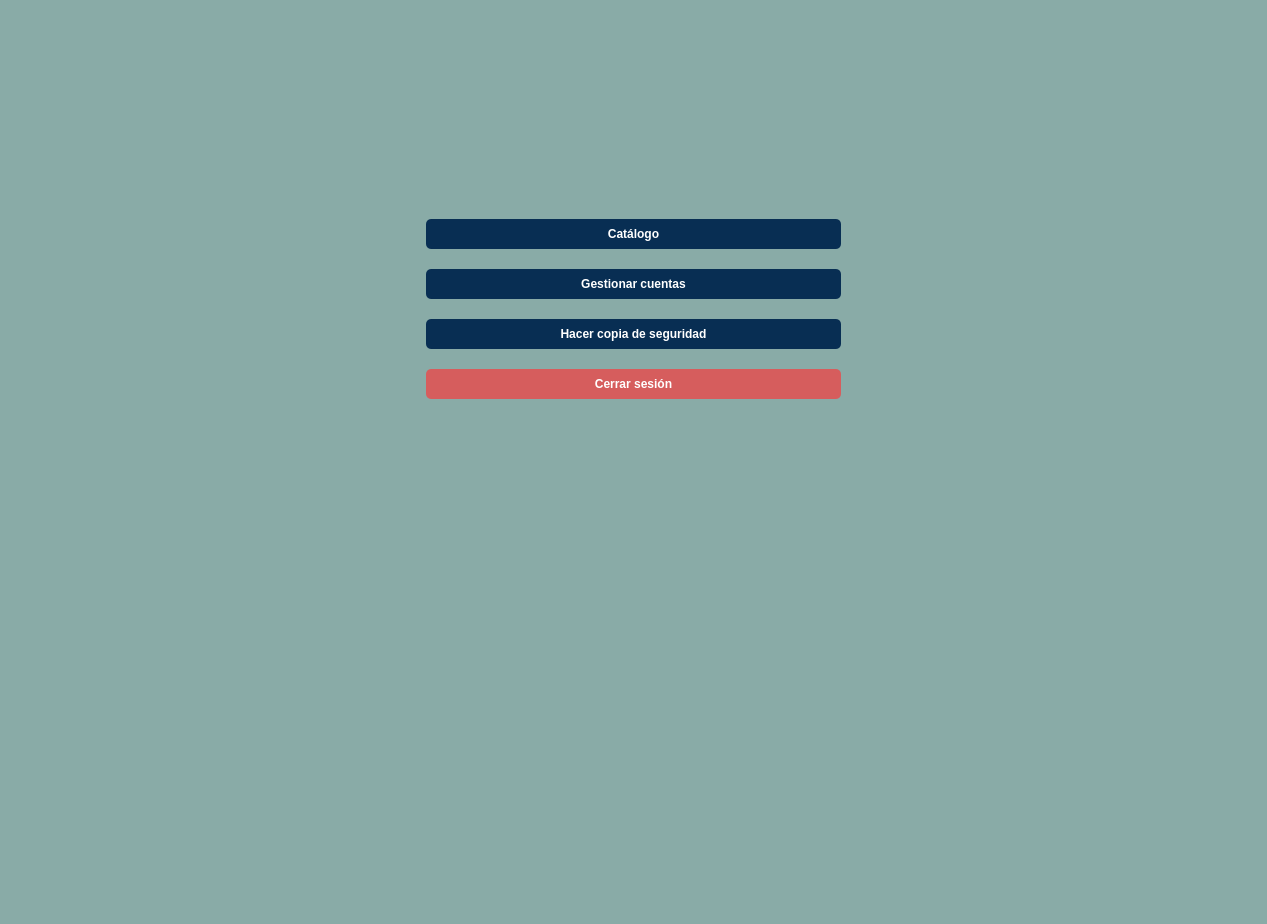
ivantm1/proyecto-software, file src/vista/Ui/VistaAdmin.ui: the form before one commit.
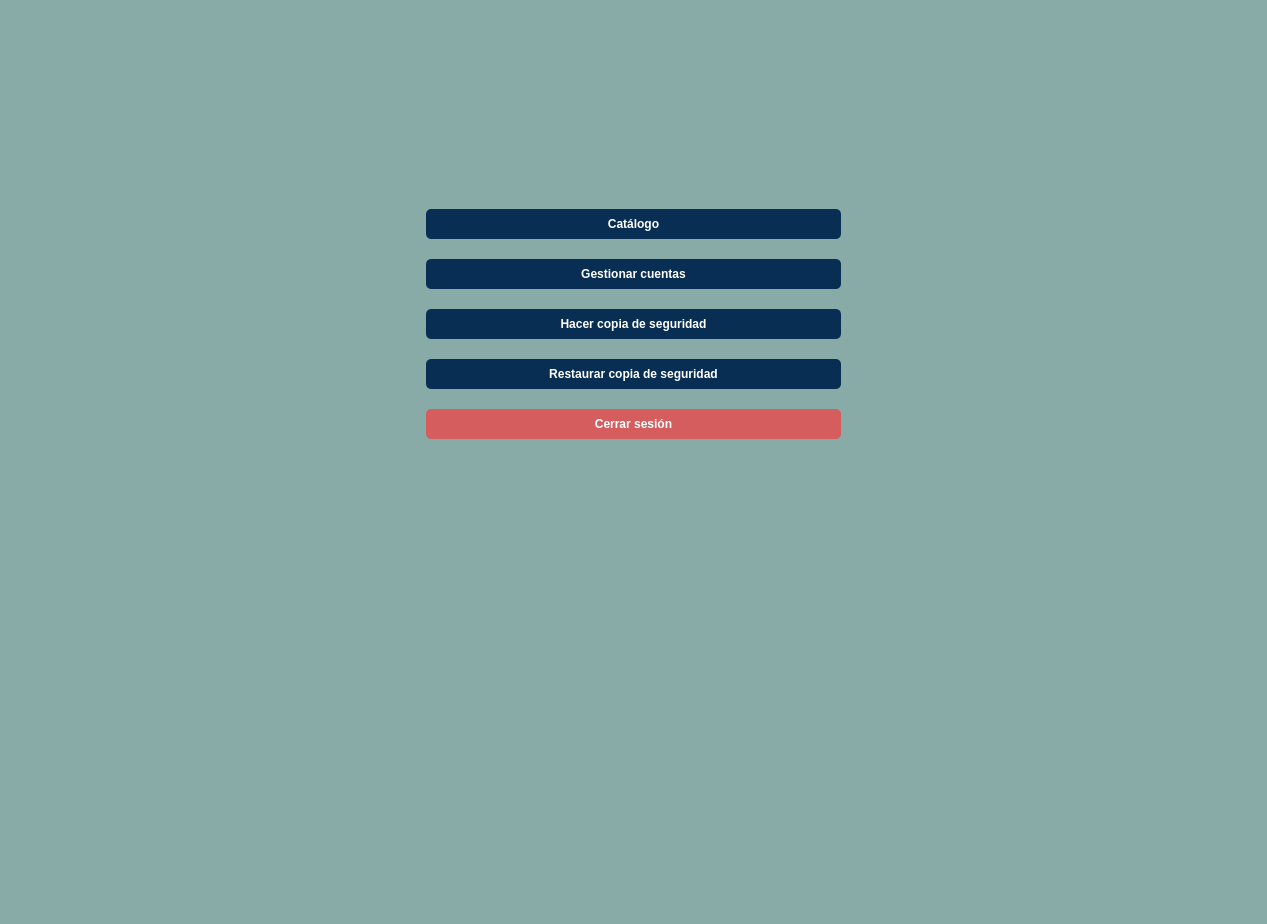
The form after the commit. Icons and pictures are not drawn.

Commit message: Boton restaurar copia de seguridad

```diff
--- a/src/vista/Ui/VistaAdmin.ui
+++ b/src/vista/Ui/VistaAdmin.ui
@@ -199,6 +199,30 @@
        </property>
       </widget>
      </item>
+     <item>
+      <widget class="QPushButton" name="boton_restaurar">
+       <property name="styleSheet">
+        <string notr="true">QPushButton {
+    background-color: #082e53; 
+    color: white;  
+    border-radius: 5px; 
+    padding: 8px;  
+    font-weight: bold;
+}
+
+QPushButton:hover {
+    background-color: #1b5084; 
+}
+
+QPushButton:pressed {
+    background-color: #031324; 
+}</string>
+       </property>
+       <property name="text">
+        <string>Restaurar copia de seguridad</string>
+       </property>
+      </widget>
+     </item>
      <item>
       <widget class="QPushButton" name="boton_cerrar">
        <property name="styleSheet">
```
